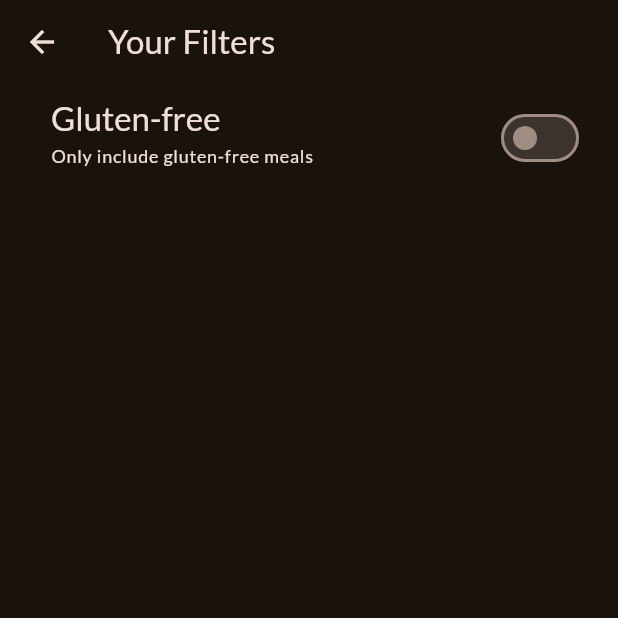
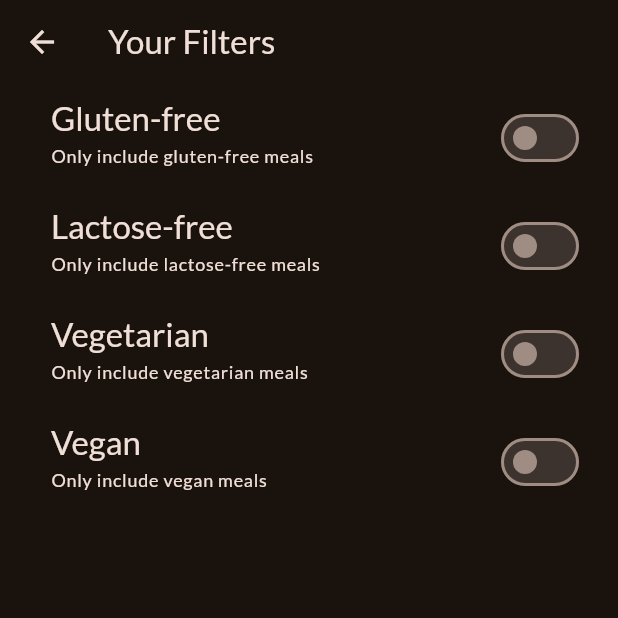
Before and after one commit to adala-wanyande/flutter-meals-app, a Flutter app: the FiltersScreen screen opened directly, on a phone screen of 412 x 824 dp, the top half of it. Run offline on Flutter 3.47's test engine with Material 3 defaults, Android fonts, the phone set to English and light mode, and no system bars; our stand-ins replace google_fonts, transparent_image.

Commit message:
feat: add all filter options

```diff
--- a/lib/screens/filters.dart
+++ b/lib/screens/filters.dart
@@ -13,6 +13,9 @@ class FiltersScreen extends StatefulWidget {
 
 class _FiltersScreenState extends State<FiltersScreen> {
   var _glutenFreeFilterSet = false;
+  var _lactoseFreeFilterSet = false;
+  var _vegetarianFilterSet = false;
+  var _veganFilterSet = false;
 
   @override
   Widget build(BuildContext context) {
@@ -56,7 +59,82 @@ class _FiltersScreenState extends State<FiltersScreen> {
               left: 34,
               right: 22,
             ),
-          )
+          ),
+          SwitchListTile(
+            value: _lactoseFreeFilterSet,
+            onChanged: (isChecked) {
+              setState(() {
+                _lactoseFreeFilterSet = isChecked;
+              });
+            },
+            title: Text(
+              'Lactose-free',
+              style: Theme.of(context).textTheme.titleLarge!.copyWith(
+                    color: Theme.of(context).colorScheme.onBackground,
+                  ),
+            ),
+            subtitle: Text(
+              'Only include lactose-free meals',
+              style: Theme.of(context).textTheme.labelMedium!.copyWith(
+                    color: Theme.of(context).colorScheme.onBackground,
+                  ),
+            ),
+            activeColor: Theme.of(context).colorScheme.tertiary,
+            contentPadding: const EdgeInsets.only(
+              left: 34,
+              right: 22,
+            ),
+          ),
+          SwitchListTile(
+            value: _vegetarianFilterSet,
+            onChanged: (isChecked) {
+              setState(() {
+                _vegetarianFilterSet = isChecked;
+              });
+            },
+            title: Text(
+              'Vegetarian',
+              style: Theme.of(context).textTheme.titleLarge!.copyWith(
+                    color: Theme.of(context).colorScheme.onBackground,
+                  ),
+            ),
+            subtitle: Text(
+              'Only include vegetarian meals',
+              style: Theme.of(context).textTheme.labelMedium!.copyWith(
+                    color: Theme.of(context).colorScheme.onBackground,
+                  ),
+            ),
+            activeColor: Theme.of(context).colorScheme.tertiary,
+            contentPadding: const EdgeInsets.only(
+              left: 34,
+              right: 22,
+            ),
+          ),
+          SwitchListTile(
+            value: _veganFilterSet,
+            onChanged: (isChecked) {
+              setState(() {
+                _veganFilterSet = isChecked;
+              });
+            },
+            title: Text(
+              'Vegan',
+              style: Theme.of(context).textTheme.titleLarge!.copyWith(
+                    color: Theme.of(context).colorScheme.onBackground,
+                  ),
+            ),
+            subtitle: Text(
+              'Only include vegan meals',
+              style: Theme.of(context).textTheme.labelMedium!.copyWith(
+                    color: Theme.of(context).colorScheme.onBackground,
+                  ),
+            ),
+            activeColor: Theme.of(context).colorScheme.tertiary,
+            contentPadding: const EdgeInsets.only(
+              left: 34,
+              right: 22,
+            ),
+          ),
         ],
       ),
     );
```
